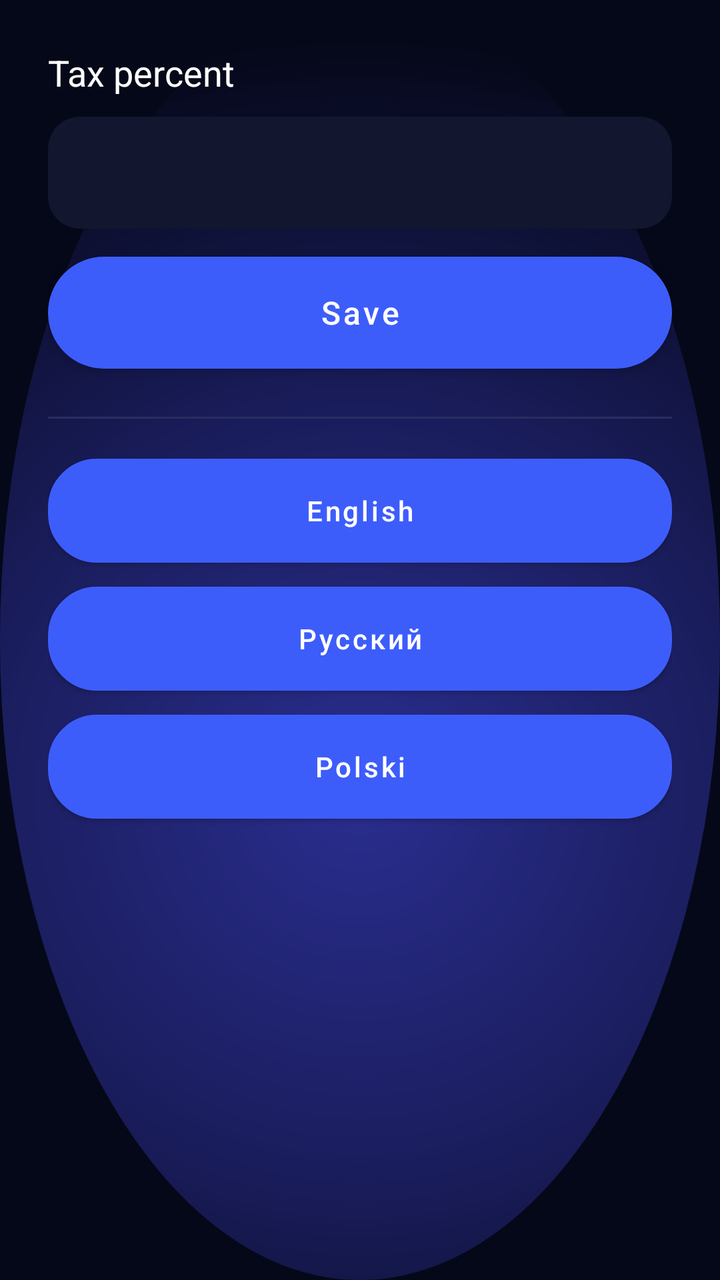
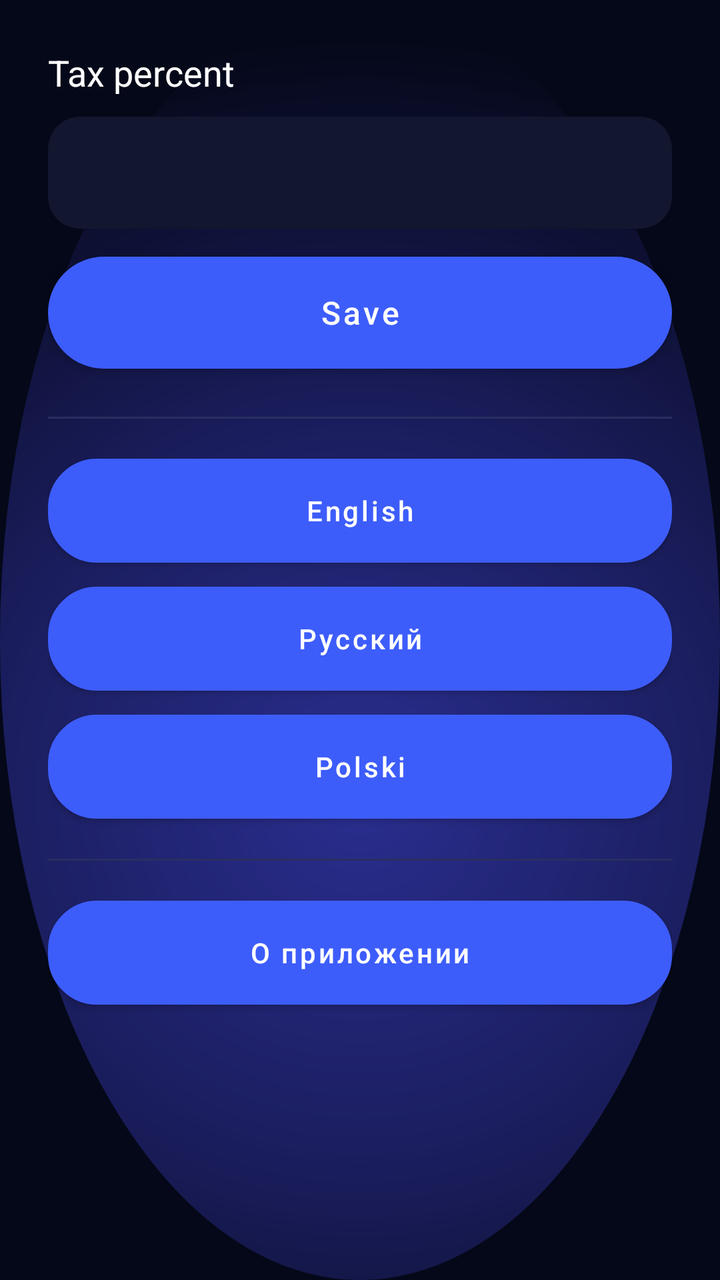

Screens rendered from an Android XML layout before and after an edit, with the pre-edit source and the edit as a unified diff.
<!-- AndroidManifest.xml: application theme Theme.FA -->
<!-- res/layout/activity_settings.xml -->
<?xml version="1.0" encoding="utf-8"?>
<LinearLayout xmlns:android="http://schemas.android.com/apk/res/android"
    android:orientation="vertical" android:padding="24dp"
    android:layout_width="match_parent" android:layout_height="match_parent">

    <TextView android:layout_width="match_parent" android:layout_height="wrap_content"
        android:text="@string/tax_percent" android:textSize="18sp"
        android:textColor="@color/text_primary" android:layout_marginBottom="10dp"/>

    <EditText android:id="@+id/et_tax" android:layout_width="match_parent" android:layout_height="56dp"
        android:background="@drawable/input_field_bg" android:paddingStart="18dp" android:paddingEnd="18dp"
        android:textColor="@color/text_primary" android:inputType="numberDecimal"
        android:layout_marginBottom="14dp"/>

    <Button android:id="@+id/btn_save_tax" android:layout_width="match_parent" android:layout_height="56dp"
        android:text="@string/save" android:textAllCaps="false" android:textSize="16sp"
        android:textColor="@color/text_primary" android:background="@drawable/btn_pill_primary"
        android:layout_marginBottom="24dp"/>

    <View android:layout_width="match_parent" android:layout_height="1dp" android:background="#2A2E60" android:layout_marginBottom="20dp"/>

    <Button android:id="@+id/btn_lang_en" android:layout_width="match_parent" android:layout_height="52dp"
        android:text="English" android:textAllCaps="false" android:textColor="@color/text_primary"
        android:background="@drawable/btn_pill_outline" android:layout_marginBottom="12dp"/>
    <Button android:id="@+id/btn_lang_ru" android:layout_width="match_parent" android:layout_height="52dp"
        android:text="Русский" android:textAllCaps="false" android:textColor="@color/text_primary"
        android:background="@drawable/btn_pill_outline" android:layout_marginBottom="12dp"/>
    <Button android:id="@+id/btn_lang_pl" android:layout_width="match_parent" android:layout_height="52dp"
        android:text="Polski" android:textAllCaps="false" android:textColor="@color/text_primary"
        android:background="@drawable/btn_pill_outline"/>

</LinearLayout>
<!-- resources referenced by this layout -->
<resources>
  <color name="text_primary">#FFFFFF</color>
  <!-- drawable btn_pill_outline (drawable) -->
  <?xml version="1.0" encoding="utf-8"?>
  <shape xmlns:android="http://schemas.android.com/apk/res/android" android:shape="rectangle">
      <corners android:radius="24dp" />
      <solid android:color="#1B2050" />
      <stroke android:width="1dp" android:color="#3A4090" />
  </shape>
  <!-- drawable btn_pill_primary (drawable) -->
  <?xml version="1.0" encoding="utf-8"?>
  <shape xmlns:android="http://schemas.android.com/apk/res/android" android:shape="rectangle">
      <corners android:radius="32dp" />
      <gradient
          android:angle="90"
          android:startColor="@color/accent_blue_light"
          android:centerColor="#2246D6"
          android:endColor="@color/accent_blue_dark" />
      <stroke android:width="1dp" android:color="#4D79FF" />
  </shape>
  <!-- drawable input_field_bg (drawable) -->
  <?xml version="1.0" encoding="utf-8"?>
  <shape xmlns:android="http://schemas.android.com/apk/res/android" android:shape="rectangle">
      <corners android:radius="16dp" />
      <solid android:color="@color/card_bg" />
  </shape>
  <string name="save">Save</string>
  <string name="tax_percent">Tax percent</string>
  <style name="Theme.FA" parent="Theme.MaterialComponents.DayNight.NoActionBar">
          <item name="colorPrimary">@color/accent_blue_light</item>
          <item name="colorPrimaryVariant">@color/accent_blue_dark</item>
          <item name="colorOnPrimary">@color/text_primary</item>
          <item name="colorSecondary">@color/accent_cyan</item>
          <item name="colorSecondaryVariant">@color/accent_blue_dark</item>
          <item name="colorOnSecondary">@color/text_primary</item>
          <item name="android:statusBarColor">@color/bg_top</item>
          <item name="android:windowBackground">@drawable/bg_gradient</item>
          <item name="android:textColorPrimary">@color/text_primary</item>
          <item name="android:textColorHint">@color/text_hint</item>
      </style>
  <color name="accent_blue_light">#3D5DFB</color>
  <color name="accent_blue_dark">#1230A8</color>
  <color name="card_bg">#12162E</color>
  <color name="accent_cyan">#29B6F6</color>
  <color name="bg_top">#050818</color>
  <!-- drawable bg_gradient (drawable) -->
  <?xml version="1.0" encoding="utf-8"?>
  <layer-list xmlns:android="http://schemas.android.com/apk/res/android">
      <item>
          <shape android:shape="rectangle">
              <solid android:color="@color/bg_top" />
          </shape>
      </item>
      <item>
          <shape android:shape="oval">
              <gradient
                  android:type="radial"
                  android:gradientRadius="380dp"
                  android:centerX="0.5"
                  android:centerY="0.62"
                  android:startColor="@color/bg_glow"
                  android:centerColor="#1A1D5C"
                  android:endColor="@color/bg_top" />
          </shape>
      </item>
  </layer-list>
  <color name="text_hint">#6B7094</color>
  <color name="bg_glow">#2A2E8F</color>
</resources>

<!-- the commit's change to res/layout/activity_settings.xml (unified diff, before → after) -->
@@ -29,4 +29,12 @@
         android:text="Polski" android:textAllCaps="false" android:textColor="@color/text_primary"
         android:background="@drawable/btn_pill_outline"/>
 
+
+    <View android:layout_width="match_parent" android:layout_height="1dp"
+        android:background="#2A2E60" android:layout_marginTop="20dp" android:layout_marginBottom="20dp"/>
+
+    <Button android:id="@+id/btn_about" android:layout_width="match_parent" android:layout_height="52dp"
+        android:text="@string/about_app" android:textAllCaps="false" android:textColor="@color/text_primary"
+        android:background="@drawable/btn_pill_outline"/>
+
 </LinearLayout>
<!-- resource entries referenced after the edit -->
@@ -25,6 +25,7 @@
       <corners android:radius="16dp" />
       <solid android:color="@color/card_bg" />
   </shape>
+  <string name="about_app">О приложении</string>
   <string name="save">Save</string>
   <string name="tax_percent">Tax percent</string>
   <style name="Theme.FA" parent="Theme.MaterialComponents.DayNight.NoActionBar">
